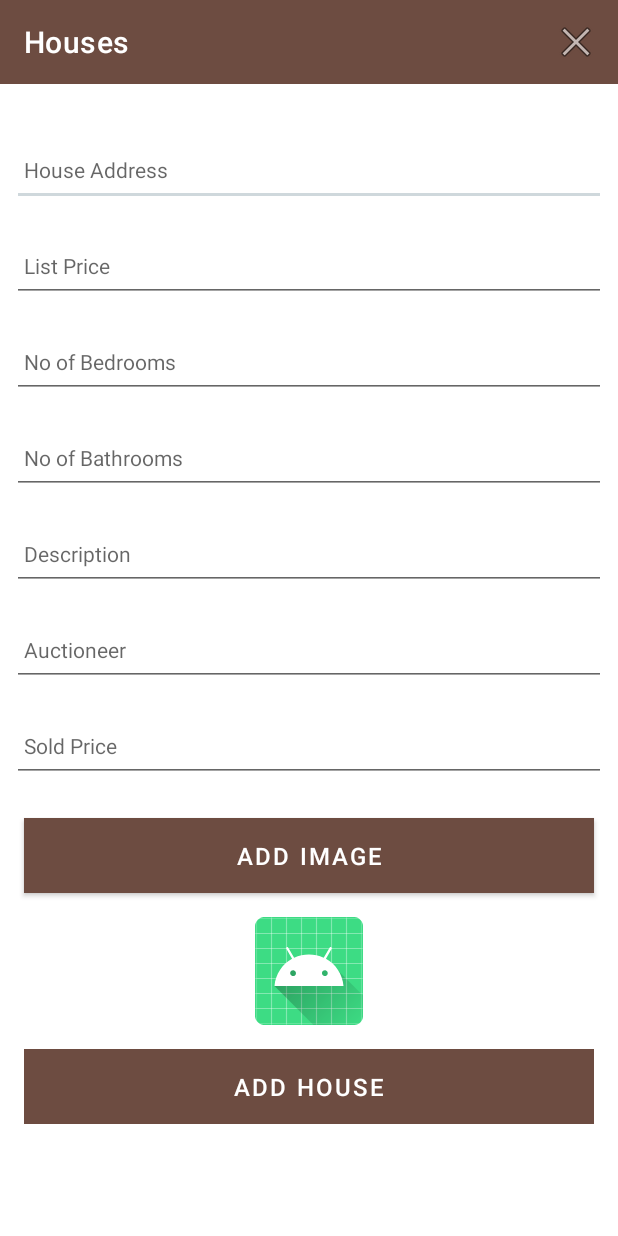
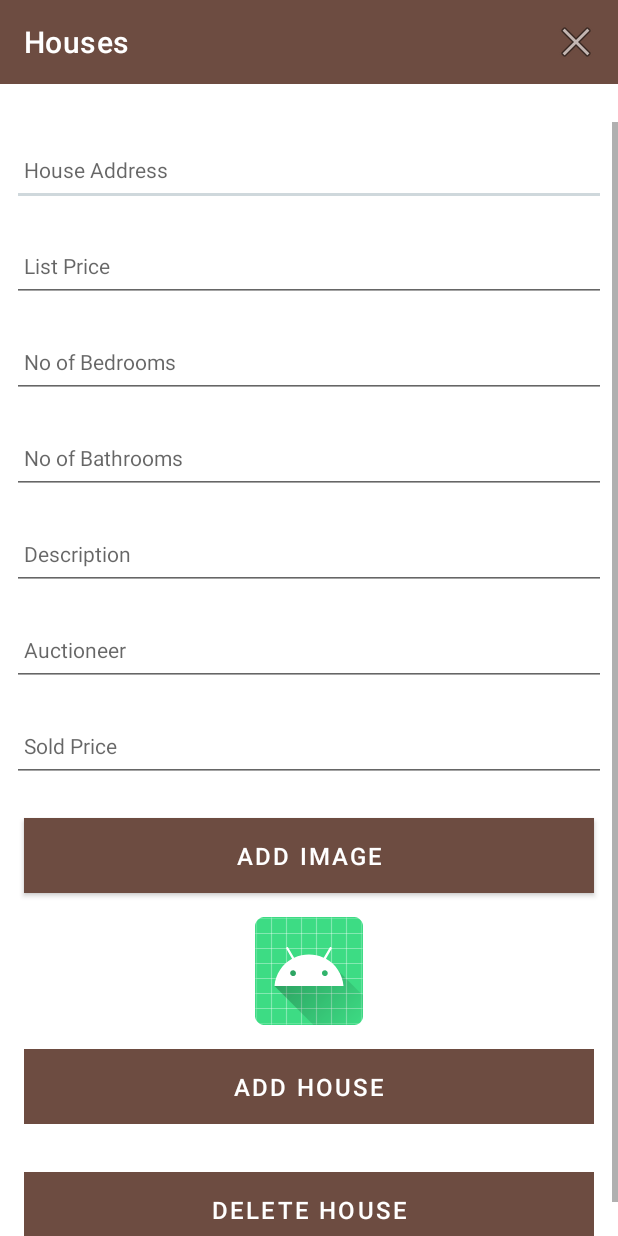
Before and after one commit to ADrohan/Houses2, an Android app: the screen it shows after launch (HouseActivity), after a tap on "Add", on a phone screen of 412 x 824 dp. Run offline under Robolectric (Android 15) with nearby library versions, the phone set to English and light mode, and no system bars; our stand-ins replace Picasso, Timber; 2 statements that could not run were skipped.

Commit message:
delete button added to edit view and delete methods added to model interface

```diff
--- a/app/src/main/java/org/wit/houses/models/HouseMemStore.kt
+++ b/app/src/main/java/org/wit/houses/models/HouseMemStore.kt
@@ -36,6 +36,14 @@ class HouseMemStore : HouseStore {
         }
     }
 
+    override fun delete(house: HouseModel) {
+        var foundHouse: HouseModel? = houses.find { p -> p.id == house.id}
+        if (foundHouse != null) {
+            foundHouse = house
+            houses.remove(house)
+        }
+    }
+
     fun logAll() {
         houses.forEach{ i("${it}") }
     }
--- a/app/src/main/java/org/wit/houses/models/HouseStore.kt
+++ b/app/src/main/java/org/wit/houses/models/HouseStore.kt
@@ -4,4 +4,5 @@ interface HouseStore {
     fun findAll(): List<HouseModel>
     fun create(house: HouseModel)
     fun update(house: HouseModel)
+    fun delete(house: HouseModel)
 }
--- a/app/src/main/res/layout/activity_house.xml
+++ b/app/src/main/res/layout/activity_house.xml
@@ -165,6 +165,20 @@
                     android:textColor="@color/primaryTextColor"
                     android:textSize="16sp" />
 
+                <Button
+                    android:id="@+id/btnDelete"
+                    android:layout_width="match_parent"
+                    android:layout_height="wrap_content"
+                    android:layout_gravity="center_vertical"
+                    android:layout_margin="16dp"
+                    android:background="@color/primaryLightColor"
+                    android:paddingTop="8dp"
+                    android:paddingBottom="8dp"
+                    android:stateListAnimator="@null"
+                    android:text="@string/button_deleterHouse"
+                    android:textColor="@color/primaryTextColor"
+                    android:textSize="16sp" />
+
             </LinearLayout>
         </ScrollView>
     </RelativeLayout>
--- a/app/src/main/res/values/strings.xml
+++ b/app/src/main/res/values/strings.xml
@@ -15,4 +15,5 @@
     <string name="button_addImage"> Add Image </string>
     <string name="select_house_image">Select house image</string>
     <string name="change_houseImage">Change House Image</string>
+    <string name="button_deleterHouse">Delete House</string>
 </resources>
```
